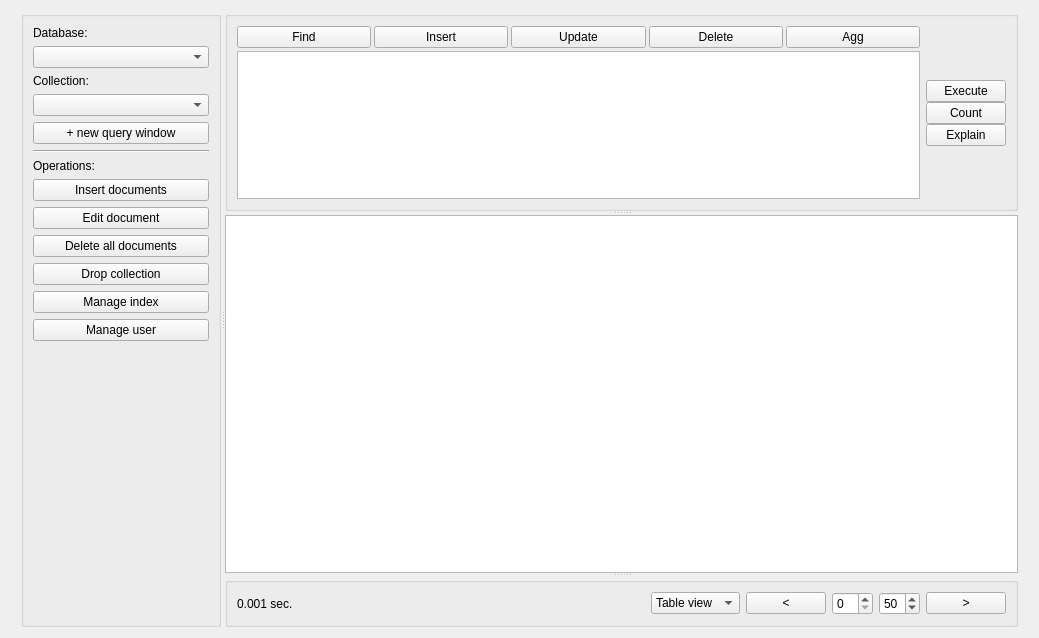
Above: qml/main.ui from naponmeka/monger before the change. Below: the same form after it.
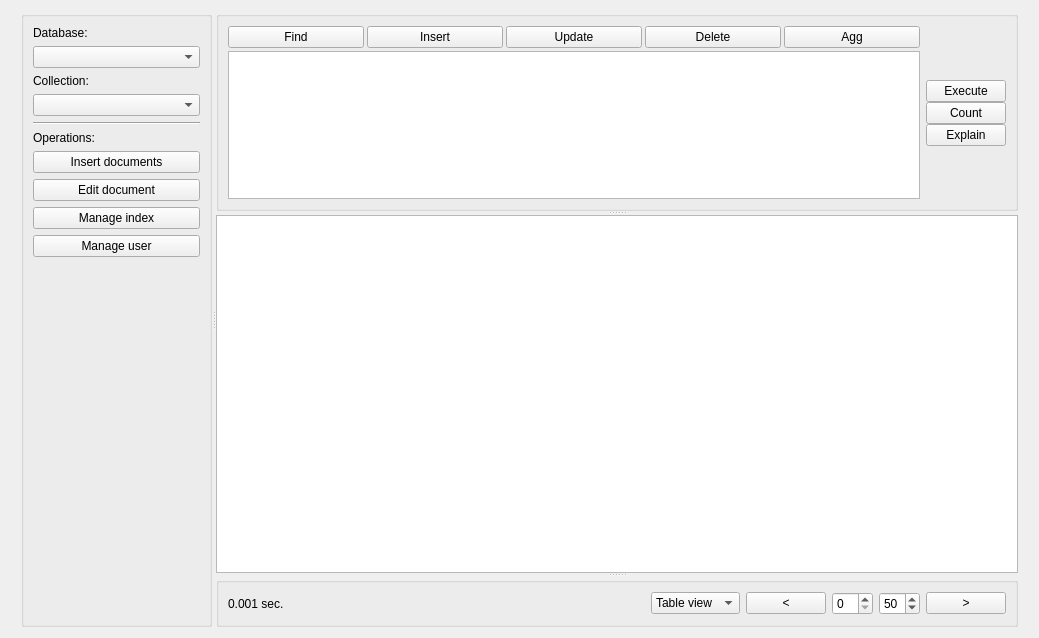
That is the form after the change.

Commit message: export layout + tab layout

Patch:
```diff
--- a/qml/main.ui
+++ b/qml/main.ui
@@ -53,15 +53,13 @@
      <widget class="QGroupBox" name="groupBox">
       <property name="maximumSize">
        <size>
-        <width>200</width>
+        <width>220</width>
         <height>16777215</height>
        </size>
       </property>
       <property name="title">
        <string/>
       </property>
-      <layout class="QVBoxLayout" name="verticalLayout_3">
-       <item>
         <layout class="QVBoxLayout" name="verticalLayout">
          <item>
           <widget class="QLabel" name="label_2">
@@ -83,13 +81,6 @@
          <item>
           <widget class="QComboBox" name="collectionComboBox"/>
          </item>
-         <item>
-          <widget class="QPushButton" name="pushButton_16">
-           <property name="text">
-            <string>+ new query window</string>
-           </property>
-          </widget>
-         </item>
          <item>
           <widget class="Line" name="line">
            <property name="orientation">
@@ -118,20 +109,6 @@
            </property>
           </widget>
          </item>
-         <item>
-          <widget class="QPushButton" name="pushButton_7">
-           <property name="text">
-            <string>Delete all documents</string>
-           </property>
-          </widget>
-         </item>
-         <item>
-          <widget class="QPushButton" name="pushButton_8">
-           <property name="text">
-            <string>Drop collection</string>
-           </property>
-          </widget>
-         </item>
          <item>
           <widget class="QPushButton" name="pushButton_9">
            <property name="text">
@@ -145,8 +122,6 @@
             <string>Manage user</string>
            </property>
           </widget>
-         </item>
-        </layout>
        </item>
        <item>
         <spacer name="verticalSpacer">
```
Lines whose indentation alone changed are shown as unchanged. The commit also changes 10 other files.
